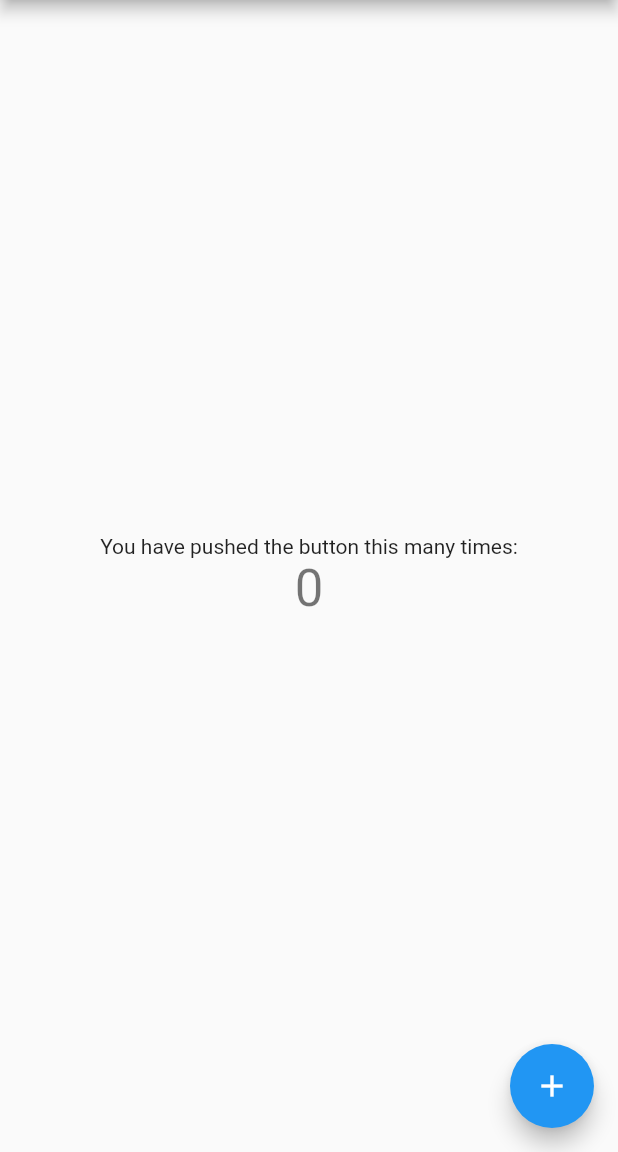
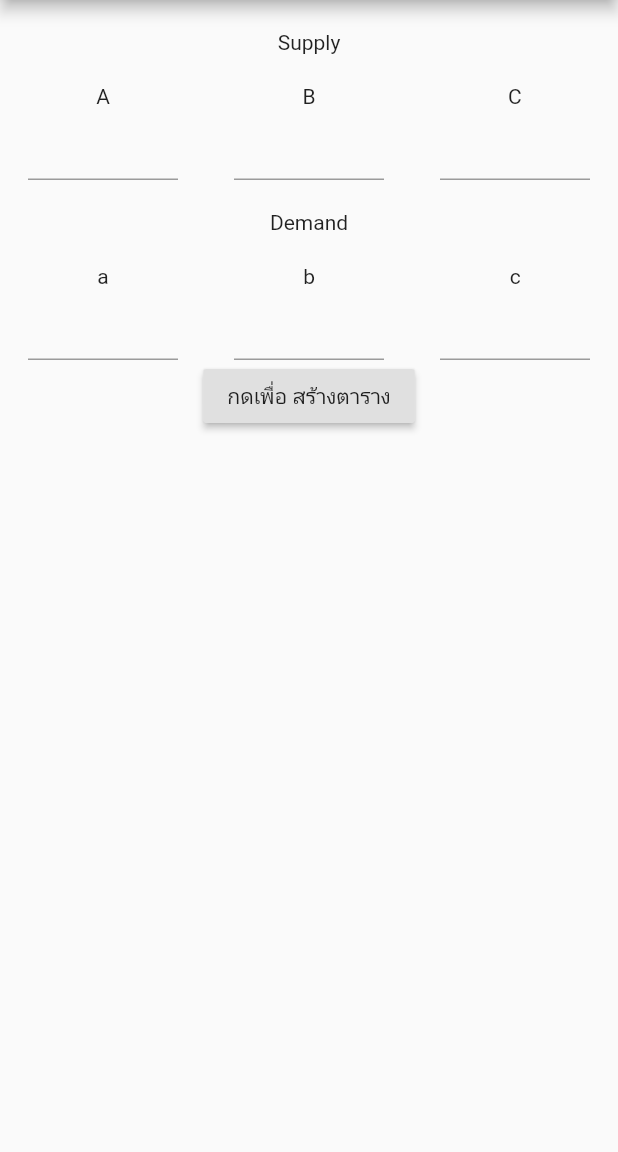
Before and after one commit to Ratchakorns/Northwest, a Flutter app: the screen it shows after launch, on a phone screen of 412 x 824 dp, the part 84-1236 px from its top. Run offline on Flutter 3.47's test engine with Material 2 defaults, Android fonts, the phone set to English and light mode, and no system bars.

Commit message:
เพิ่มหน้า 3x3

```diff
--- a/lib/main.dart
+++ b/lib/main.dart
@@ -1,111 +1,17 @@
 import 'package:flutter/material.dart';
+import 'package:northwest/screen/3x3.dart';
 
 void main() => runApp(MyApp());
 
 class MyApp extends StatelessWidget {
-  // This widget is the root of your application.
   @override
   Widget build(BuildContext context) {
     return MaterialApp(
       title: 'Flutter Demo',
       theme: ThemeData(
-        // This is the theme of your application.
-        //
-        // Try running your application with "flutter run". You'll see the
-        // application has a blue toolbar. Then, without quitting the app, try
-        // changing the primarySwatch below to Colors.green and then invoke
-        // "hot reload" (press "r" in the console where you ran "flutter run",
-        // or simply save your changes to "hot reload" in a Flutter IDE).
-        // Notice that the counter didn't reset back to zero; the application
-        // is not restarted.
         primarySwatch: Colors.blue,
       ),
-      home: MyHomePage(title: 'Flutter Demo Home Page'),
+      home: Northwest3x3(title: 'Flutter Demo Home Page'),
     );
   }
 }
-
-class MyHomePage extends StatefulWidget {
-  MyHomePage({Key key, this.title}) : super(key: key);
-
-  // This widget is the home page of your application. It is stateful, meaning
-  // that it has a State object (defined below) that contains fields that affect
-  // how it looks.
-
-  // This class is the configuration for the state. It holds the values (in this
-  // case the title) provided by the parent (in this case the App widget) and
-  // used by the build method of the State. Fields in a Widget subclass are
-  // always marked "final".
-
-  final String title;
-
-  @override
-  _MyHomePageState createState() => _MyHomePageState();
-}
-
-class _MyHomePageState extends State<MyHomePage> {
-  int _counter = 0;
-
-  void _incrementCounter() {
-    setState(() {
-      // This call to setState tells the Flutter framework that something has
-      // changed in this State, which causes it to rerun the build method below
-      // so that the display can reflect the updated values. If we changed
-      // _counter without calling setState(), then the build method would not be
-      // called again, and so nothing would appear to happen.
-      _counter++;
-    });
-  }
-
-  @override
-  Widget build(BuildContext context) {
-    // This method is rerun every time setState is called, for instance as done
-    // by the _incrementCounter method above.
-    //
-    // The Flutter framework has been optimized to make rerunning build methods
-    // fast, so that you can just rebuild anything that needs updating rather
-    // than having to individually change instances of widgets.
-    return Scaffold(
-      appBar: AppBar(
-        // Here we take the value from the MyHomePage object that was created by
-        // the App.build method, and use it to set our appbar title.
-        title: Text(widget.title),
-      ),
-      body: Center(
-        // Center is a layout widget. It takes a single child and positions it
-        // in the middle of the parent.
-        child: Column(
-          // Column is also layout widget. It takes a list of children and
-          // arranges them vertically. By default, it sizes itself to fit its
-          // children horizontally, and tries to be as tall as its parent.
-          //
-          // Invoke "debug painting" (press "p" in the console, choose the
-          // "Toggle Debug Paint" action from the Flutter Inspector in Android
-          // Studio, or the "Toggle Debug Paint" command in Visual Studio Code)
-          // to see the wireframe for each widget.
-          //
-          // Column has various properties to control how it sizes itself and
-          // how it positions its children. Here we use mainAxisAlignment to
-          // center the children vertically; the main axis here is the vertical
-          // axis because Columns are vertical (the cross axis would be
-          // horizontal).
-          mainAxisAlignment: MainAxisAlignment.center,
-          children: <Widget>[
-            Text(
-              'You have pushed the button this many times:',
-            ),
-            Text(
-              '$_counter',
-              style: Theme.of(context).textTheme.display1,
-            ),
-          ],
-        ),
-      ),
-      floatingActionButton: FloatingActionButton(
-        onPressed: _incrementCounter,
-        tooltip: 'Increment',
-        child: Icon(Icons.add),
-      ), // This trailing comma makes auto-formatting nicer for build methods.
-    );
-  }
-}
--- /dev/null
+++ b/lib/screen/3x3.dart
@@ -0,0 +1,172 @@
+import 'package:flutter/material.dart';
+
+class Northwest3x3 extends StatefulWidget {
+  Northwest3x3({Key key, this.title}) : super(key: key);
+  final String title;
+
+  @override
+  _Northwest3x3State createState() => _Northwest3x3State();
+}
+
+class _Northwest3x3State extends State<Northwest3x3> {
+  double _mattrix11 = 0,
+      _mattrix12 = 0,
+      _mattrix13 = 0,
+      _mattrix21 = 0,
+      _mattrix22 = 0,
+      _mattrix23 = 0,
+      _mattrix31 = 0,
+      _mattrix32 = 0,
+      _mattrix33 = 0;
+  TextEditingController _supplyaController = new TextEditingController();
+  TextEditingController _supplybController = new TextEditingController();
+  TextEditingController _supplycController = new TextEditingController();
+  TextEditingController _demandaController = new TextEditingController();
+  TextEditingController _demandbController = new TextEditingController();
+  TextEditingController _demandcController = new TextEditingController();
+
+  void _incrementCounter() {
+    double supplya = double.parse(_supplyaController.text);
+    double supplyb = double.parse(_supplybController.text);
+    double supplyc = double.parse(_supplycController.text);
+    double demanda = double.parse(_demandaController.text);
+    double demandb = double.parse(_demandbController.text);
+    double demandc = double.parse(_demandcController.text);
+
+    if (_mattrix11 == 0) {
+      setState(() {
+        if (supplya < demanda) {
+          _mattrix11 = supplya;
+        } else {
+          _mattrix11 = demanda;
+        }
+      });
+    }
+    if (_mattrix12 == 0) {
+      setState(() {
+        if (_mattrix11 == supplya) {
+          _mattrix12 = 0;
+        } else {
+          if (supplya - _mattrix11 > demandb) {
+            _mattrix12 = demandb;
+          } else {
+            _mattrix12 = supplya - _mattrix11;
+          }
+        }
+      });
+    }
+    if (_mattrix13 == 0) {
+      setState(() {
+        if (_mattrix11 + _mattrix12 == supplya) {
+          _mattrix13 = 0;
+        } else {
+          if (supplya - (_mattrix11 + _mattrix12) > demandc) {
+            _mattrix13 = demandc;
+          }
+          else{
+            _mattrix13=supplya-(_mattrix11+_mattrix12);
+          }
+        }
+      });
+    }
+    print(_mattrix11);
+    print(_mattrix12);
+    print(_mattrix13);
+  }
+
+  @override
+  Widget build(BuildContext context) {
+    return Scaffold(
+      appBar: AppBar(
+        title: Text(widget.title),
+      ),
+      body: Container(
+          child: SingleChildScrollView(
+        child: Column(
+          children: <Widget>[
+            Padding(
+              padding: EdgeInsets.only(top: 20, bottom: 20),
+              child: Text('Supply'),
+            ),
+            Row(
+              mainAxisAlignment: MainAxisAlignment.spaceAround,
+              children: <Widget>[
+                Text('A'),
+                Text('B'),
+                Text('C'),
+              ],
+            ),
+            Row(
+              mainAxisAlignment: MainAxisAlignment.spaceAround,
+              children: <Widget>[
+                Container(
+                  width: 100,
+                  child: TextField(
+                    controller: _supplyaController,
+                    textAlign: TextAlign.center,
+                  ),
+                ),
+                Container(
+                  width: 100,
+                  child: TextField(
+                    controller: _supplybController,
+                    textAlign: TextAlign.center,
+                  ),
+                ),
+                Container(
+                  width: 100,
+                  child: TextField(
+                    controller: _supplycController,
+                    textAlign: TextAlign.center,
+                  ),
+                ),
+              ],
+            ),
+            Padding(
+              padding: EdgeInsets.only(top: 20, bottom: 20),
+              child: Text('Demand'),
+            ),
+            Row(
+              mainAxisAlignment: MainAxisAlignment.spaceAround,
+              children: <Widget>[
+                Text('a'),
+                Text('b'),
+                Text('c'),
+              ],
+            ),
+            Row(
+              mainAxisAlignment: MainAxisAlignment.spaceAround,
+              children: <Widget>[
+                Container(
+                  width: 100,
+                  child: TextField(
+                    controller: _demandaController,
+                    textAlign: TextAlign.center,
+                  ),
+                ),
+                Container(
+                  width: 100,
+                  child: TextField(
+                    controller: _demandbController,
+                    textAlign: TextAlign.center,
+                  ),
+                ),
+                Container(
+                  width: 100,
+                  child: TextField(
+                    controller: _demandcController,
+                    textAlign: TextAlign.center,
+                  ),
+                ),
+              ],
+            ),
+            RaisedButton(
+              child: Text('กดเพื่อ สร้างตาราง'),
+              onPressed: _incrementCounter,
+            )
+          ],
+        ),
+      )),
+    );
+  }
+}
```
